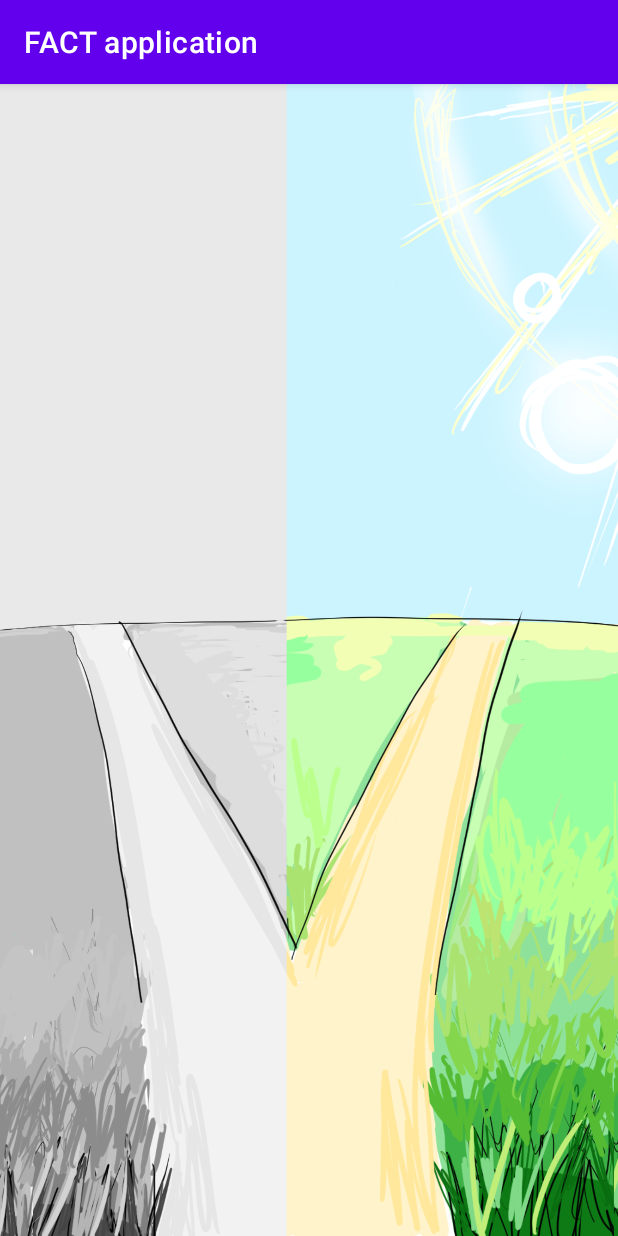
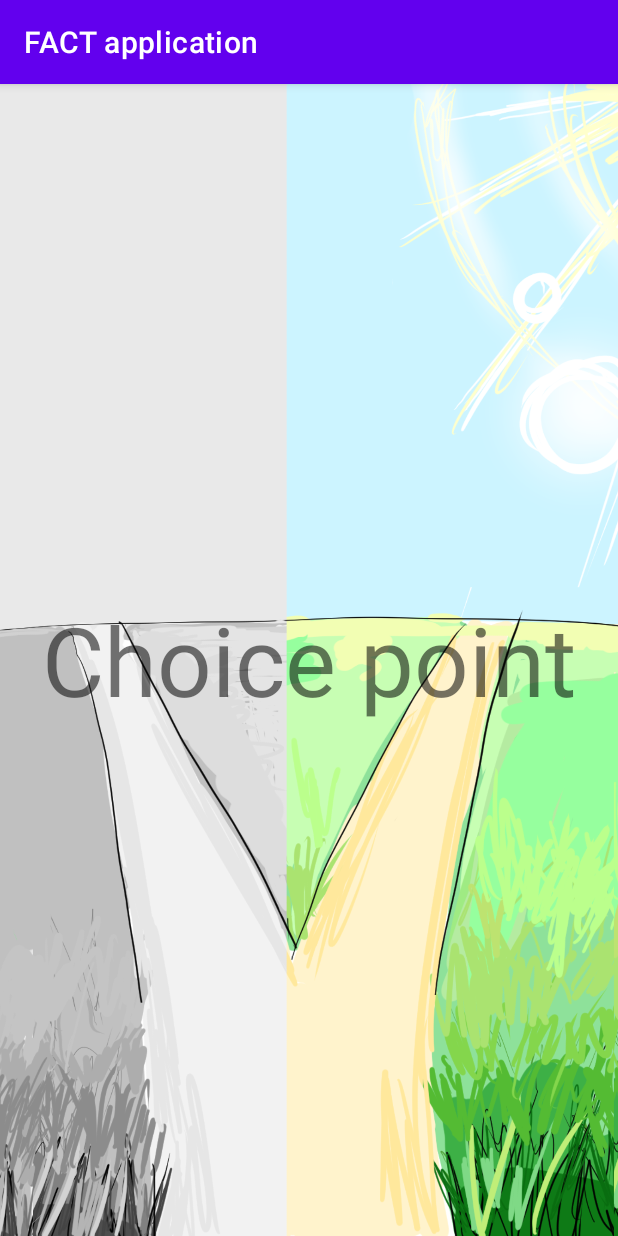
Before and after one commit to Dj5822/FACT-Application, an Android app: the ChoicepointActivity screen opened directly, with no data from a screen before it, on a phone screen of 412 x 824 dp. Run offline under Robolectric (Android 15) with nearby library versions, the phone set to English and light mode, and no system bars.

Commit message:
Choicepoint place text on top

```diff
--- a/app/src/main/res/layout/activity_choicepoint.xml
+++ b/app/src/main/res/layout/activity_choicepoint.xml
@@ -1,5 +1,5 @@
 <?xml version="1.0" encoding="utf-8"?>
-<LinearLayout
+<RelativeLayout
     xmlns:android="http://schemas.android.com/apk/res/android"
     xmlns:app="http://schemas.android.com/apk/res-auto"
     xmlns:tools="http://schemas.android.com/tools"
@@ -9,6 +9,7 @@
     android:orientation="vertical">
 
     <ImageView
+        android:id="@+id/choicePointBackground"
         android:layout_height="match_parent"
         android:layout_width="match_parent"
         android:src="@drawable/choice_point_background_center"
@@ -18,9 +19,13 @@
         android:id="@+id/menuTitle"
         android:layout_width="match_parent"
         android:layout_height="wrap_content"
+        android:layout_alignLeft="@id/choicePointBackground"
+        android:layout_alignTop="@id/choicePointBackground"
+        android:layout_alignRight="@id/choicePointBackground"
+        android:layout_alignBottom="@id/choicePointBackground"
         android:layout_weight="5"
+        android:gravity="center"
         android:text="Choice point"
-        android:gravity="center"
-        android:textSize="64sp"/>
+        android:textSize="64sp" />
 
-</LinearLayout>
+</RelativeLayout>
```
